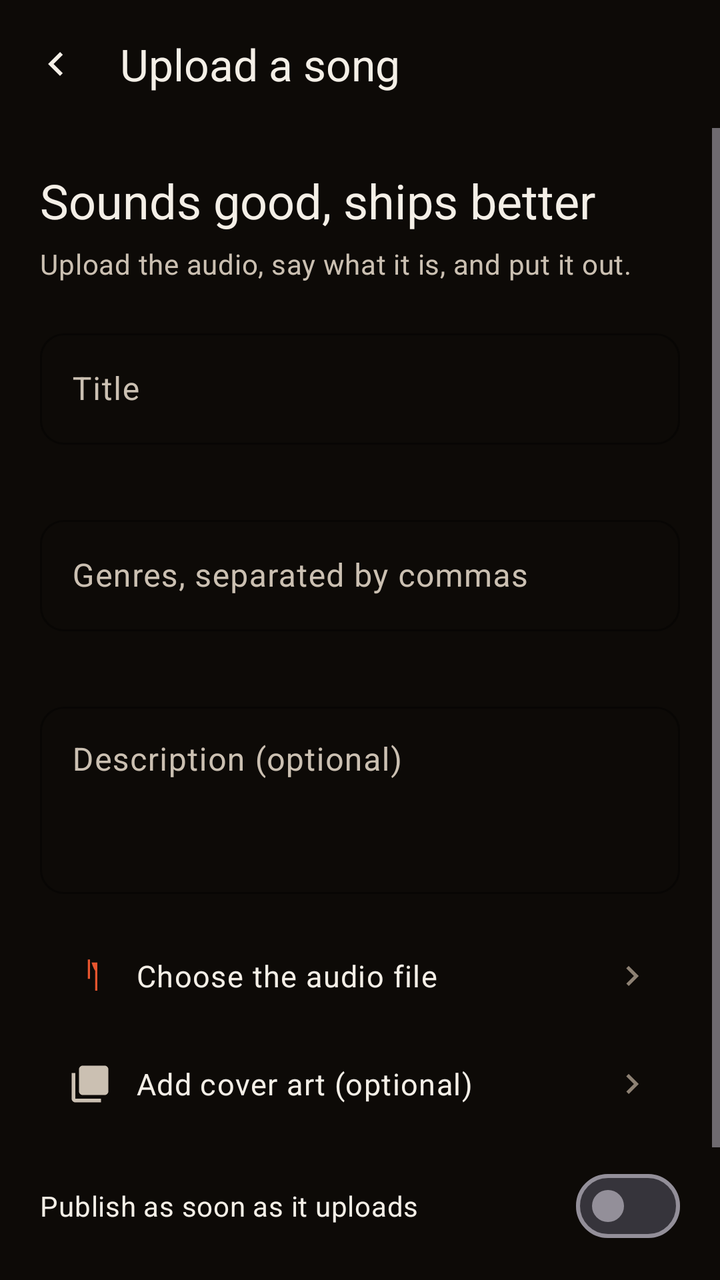
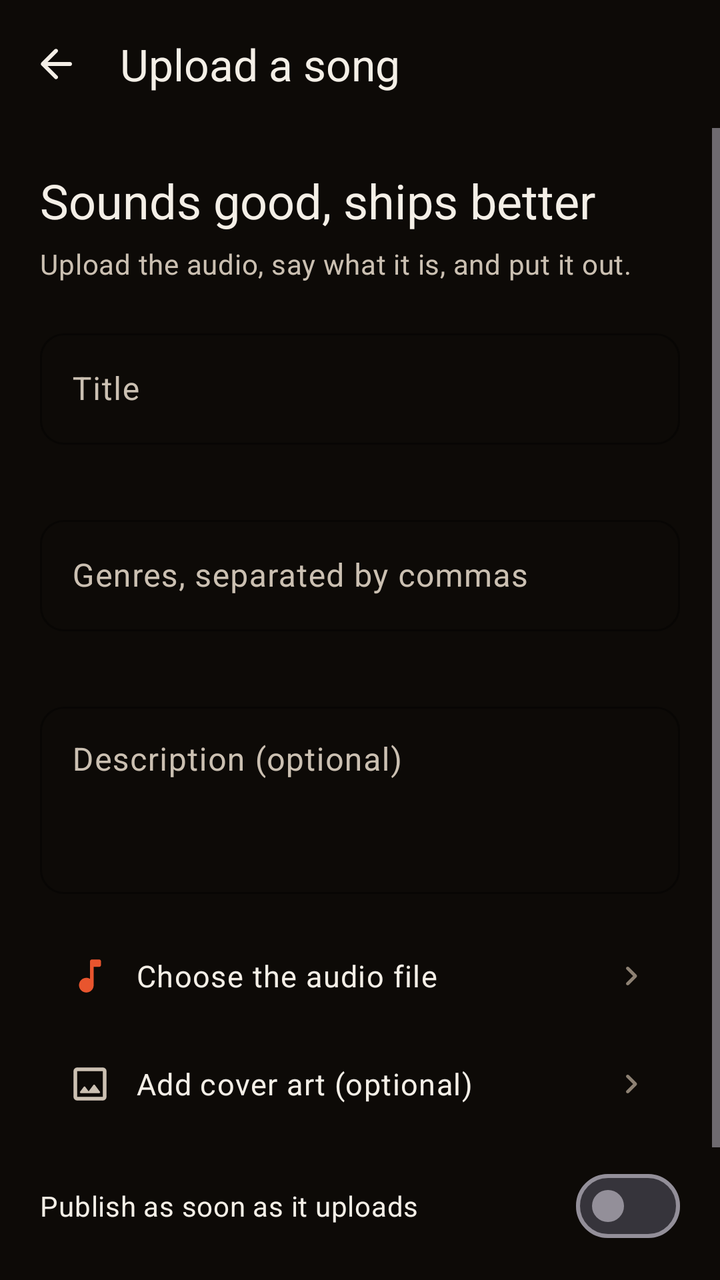

Two renders of the same Android screen: before a commit and after it. Below are the layout's source before the change and the commit's diff.
<!-- AndroidManifest.xml: activity theme Theme.Oru -->
<!-- res/layout/activity_upload.xml -->
<?xml version="1.0" encoding="utf-8"?>
<androidx.coordinatorlayout.widget.CoordinatorLayout
    xmlns:android="http://schemas.android.com/apk/res/android"
    xmlns:app="http://schemas.android.com/apk/res-auto"
    android:layout_width="match_parent"
    android:layout_height="match_parent"
    android:background="@color/paper_deep">

    <com.google.android.material.appbar.AppBarLayout
        android:layout_width="match_parent"
        android:layout_height="wrap_content"
        android:background="@color/paper_deep">

        <com.google.android.material.appbar.MaterialToolbar
            android:id="@+id/toolbar"
            android:layout_width="match_parent"
            android:layout_height="?attr/actionBarSize"
            app:navigationIcon="@drawable/ic_arrow_left"
            app:navigationIconTint="@color/ink"
            app:title="Upload a song"
            app:titleTextColor="@color/ink" />

    </com.google.android.material.appbar.AppBarLayout>

    <ScrollView
        android:layout_width="match_parent"
        android:layout_height="match_parent"
        android:fillViewport="true"
        app:layout_behavior="@string/appbar_scrolling_view_behavior">

        <LinearLayout
            android:layout_width="match_parent"
            android:layout_height="wrap_content"
            android:orientation="vertical"
            android:padding="20dp">

            <TextView
                android:layout_width="match_parent"
                android:layout_height="wrap_content"
                android:text="Sounds good, ships better"
                android:textAppearance="@style/TextAppearance.Oru.Headline"
                android:textColor="@color/ink" />

            <TextView
                android:layout_width="match_parent"
                android:layout_height="wrap_content"
                android:layout_marginTop="6dp"
                android:text="Upload the audio, say what it is, and put it out."
                android:textAppearance="@style/TextAppearance.Oru.BodySoft"
                android:textColor="@color/ink_soft" />

            <com.google.android.material.textfield.TextInputLayout
                android:id="@+id/titleLayout"
                style="@style/Widget.Oru.TextInputLayout"
                android:layout_width="match_parent"
                android:layout_height="wrap_content"
                android:layout_marginTop="20dp"
                android:hint="Title"
                app:errorEnabled="true">

                <com.google.android.material.textfield.TextInputEditText
                    android:id="@+id/titleEditText"
                    android:layout_width="match_parent"
                    android:layout_height="wrap_content"
                    android:inputType="textCapSentences"
                    android:maxLines="1" />

            </com.google.android.material.textfield.TextInputLayout>

            <com.google.android.material.textfield.TextInputLayout
                android:id="@+id/genresLayout"
                style="@style/Widget.Oru.TextInputLayout"
                android:layout_width="match_parent"
                android:layout_height="wrap_content"
                android:layout_marginTop="12dp"
                android:hint="Genres, separated by commas"
                app:errorEnabled="true">

                <com.google.android.material.textfield.TextInputEditText
                    android:id="@+id/genresEditText"
                    android:layout_width="match_parent"
                    android:layout_height="wrap_content"
                    android:inputType="text"
                    android:maxLines="1" />

            </com.google.android.material.textfield.TextInputLayout>

            <com.google.android.material.textfield.TextInputLayout
                android:id="@+id/descriptionLayout"
                style="@style/Widget.Oru.TextInputLayout"
                android:layout_width="match_parent"
                android:layout_height="wrap_content"
                android:layout_marginTop="12dp"
                android:hint="Description (optional)">

                <com.google.android.material.textfield.TextInputEditText
                    android:id="@+id/descriptionEditText"
                    android:layout_width="match_parent"
                    android:layout_height="wrap_content"
                    android:gravity="top"
                    android:inputType="textCapSentences|textMultiLine"
                    android:minLines="3" />

            </com.google.android.material.textfield.TextInputLayout>

            <LinearLayout
                android:id="@+id/audioButton"
                android:layout_width="match_parent"
                android:layout_height="wrap_content"
                android:layout_marginTop="16dp"
                android:background="?attr/selectableItemBackground"
                android:gravity="center_vertical"
                android:orientation="horizontal"
                android:padding="14dp">

                <ImageView
                    android:layout_width="22dp"
                    android:layout_height="22dp"
                    android:contentDescription="@null"
                    android:src="@drawable/ic_music"
                    android:tint="@color/flame" />

                <TextView
                    android:id="@+id/audioText"
                    android:layout_width="0dp"
                    android:layout_height="wrap_content"
                    android:layout_marginStart="12dp"
                    android:layout_weight="1"
                    android:ellipsize="middle"
                    android:maxLines="1"
                    android:text="Choose the audio file"
                    android:textAppearance="@style/TextAppearance.Oru.Body"
                    android:textColor="@color/ink" />

                <ImageView
                    android:layout_width="20dp"
                    android:layout_height="20dp"
                    android:contentDescription="@null"
                    android:src="@drawable/ic_chevron_right"
                    android:tint="@color/ink_faint" />

            </LinearLayout>

            <LinearLayout
                android:id="@+id/coverButton"
                android:layout_width="match_parent"
                android:layout_height="wrap_content"
                android:layout_marginTop="4dp"
                android:background="?attr/selectableItemBackground"
                android:gravity="center_vertical"
                android:orientation="horizontal"
                android:padding="14dp">

                <ImageView
                    android:layout_width="22dp"
                    android:layout_height="22dp"
                    android:contentDescription="@null"
                    android:src="@drawable/ic_library"
                    android:tint="@color/ink_soft" />

                <TextView
                    android:id="@+id/coverText"
                    android:layout_width="0dp"
                    android:layout_height="wrap_content"
                    android:layout_marginStart="12dp"
                    android:layout_weight="1"
                    android:ellipsize="middle"
                    android:maxLines="1"
                    android:text="Add cover art (optional)"
                    android:textAppearance="@style/TextAppearance.Oru.Body"
                    android:textColor="@color/ink" />

                <ImageView
                    android:layout_width="20dp"
                    android:layout_height="20dp"
                    android:contentDescription="@null"
                    android:src="@drawable/ic_chevron_right"
                    android:tint="@color/ink_faint" />

            </LinearLayout>

            <com.google.android.material.materialswitch.MaterialSwitch
                android:id="@+id/publishSwitch"
                android:layout_width="match_parent"
                android:layout_height="wrap_content"
                android:layout_marginTop="12dp"
                android:text="Publish as soon as it uploads"
                android:textColor="@color/ink" />

            <TextView
                android:id="@+id/statusText"
                android:layout_width="match_parent"
                android:layout_height="wrap_content"
                android:layout_marginTop="12dp"
                android:textAppearance="@style/TextAppearance.Oru.BodySoft"
                android:textColor="@color/flame"
                android:visibility="gone" />

            <com.google.android.material.button.MaterialButton
                android:id="@+id/submitButton"
                style="@style/Widget.Oru.Button"
                android:layout_width="match_parent"
                android:layout_height="wrap_content"
                android:layout_marginTop="20dp"
                android:text="Upload" />

            <ProgressBar
                android:id="@+id/progressBar"
                android:layout_width="wrap_content"
                android:layout_height="wrap_content"
                android:layout_gravity="center_horizontal"
                android:layout_marginTop="12dp"
                android:indeterminateTint="@color/flame"
                android:visibility="gone" />

        </LinearLayout>

    </ScrollView>

</androidx.coordinatorlayout.widget.CoordinatorLayout>
<!-- resources referenced by this layout -->
<resources>
  <color name="flame">#E8552E</color>
  <color name="ink">#F4EFE7</color>
  <color name="ink_faint">#8D8173</color>
  <color name="ink_soft">#CBC0B2</color>
  <color name="paper_deep">#0D0A07</color>
  <!-- drawable ic_arrow_left (drawable) -->
  <?xml version="1.0" encoding="utf-8"?>
  <vector xmlns:android="http://schemas.android.com/apk/res/android"
      android:width="24dp"
      android:height="24dp"
      android:viewportWidth="24"
      android:viewportHeight="24">
      <path
          android:fillColor="@color/ink_soft"
          android:pathData="M15.41,7.41L14,6L8,12L14,18L15.41,16.59L10.83,12L15.41,7.41z"/>
  </vector>
  <!-- drawable ic_chevron_right (drawable) -->
  <vector xmlns:android="http://schemas.android.com/apk/res/android"
      android:width="24dp" android:height="24dp"
      android:viewportWidth="24" android:viewportHeight="24">
      <path android:fillColor="@color/ink_faint"
          android:pathData="M10,6L8.59,7.41 13.17,12l-4.58,4.59L10,18l6,-6z"/>
  </vector>
  <!-- drawable ic_library (drawable) -->
  <vector xmlns:android="http://schemas.android.com/apk/res/android"
      android:width="24dp" android:height="24dp"
      android:viewportWidth="24" android:viewportHeight="24">
      <path android:fillColor="@color/ink_soft"
          android:pathData="M4,6H2v14c0,1.1 0.9,2 2,2h14v-2H4V6zM20,2H8c-1.1,0 -2,0.9 -2,2v12c0,1.1 0.9,2 2,2h12c1.1,0 2,-0.9 2,-2V4c0,-1.1 -0.9,-2 -2,-2zM14,10c0,-1.1 -0.9,-2 -2,-2s-2,0.9 -2,2 0.9,2 2,2 2,-0.9 2,-2z"/>
  </vector>
  <!-- drawable ic_music (drawable) -->
  <vector xmlns:android="http://schemas.android.com/apk/res/android"
      android:width="24dp" android:height="24dp"
      android:viewportWidth="24" android:viewportHeight="24">
      <path android:fillColor="@color/flame"
          android:pathData="M12,3v10.55c-.59,0 -1.15,0 -1.15,0V3s4.01,0 4.01,0
              4.01,0 4.01,0V3M12,20c4.01,0 4.01,0 4.01,0V8.55c0,0 0,0 -1.15,0
              V20M16,4.63c0,0 -1.62,0 -3.12,0c0,0 1.5,5.37 3.12,5.37zM12,14.63z"/>
  </vector>
  <style name="TextAppearance.Oru.Body" parent="TextAppearance.Material3.BodyLarge">
          <item name="android:textSize">15sp</item>
          <item name="android:textColor">@color/ink</item>
      </style>
  <style name="TextAppearance.Oru.BodySoft" parent="TextAppearance.Material3.BodyMedium">
          <item name="android:textSize">14sp</item>
          <item name="android:textColor">@color/ink_soft</item>
      </style>
  <style name="TextAppearance.Oru.Headline" parent="TextAppearance.Material3.HeadlineMedium">
          <item name="android:textSize">24sp</item>
          <item name="android:textColor">@color/ink</item>
      </style>
  <style name="Widget.Oru.Button" parent="Widget.Material3.Button">
          <item name="backgroundTint">@color/flame</item>
          <item name="android:textColor">@color/night</item>
          <item name="android:textAllCaps">false</item>
          <item name="cornerRadius">12dp</item>
      </style>
  <color name="night">#0D0A07</color>
  <color name="paper">#17120E</color>
  <color name="card">#211A14</color>
  <color name="card_hi">#2C231B</color>
  <color name="flame_ink">#FF6A44</color>
  <color name="flame_soft">#29140E</color>
  <!-- unchanged entries left out for length: 2 -->
</resources>

<!-- the commit's change to res/layout/activity_upload.xml (unified diff, before → after) -->
@@ -155,7 +155,7 @@
                     android:layout_width="22dp"
                     android:layout_height="22dp"
                     android:contentDescription="@null"
-                    android:src="@drawable/ic_library"
+                    android:src="@drawable/ic_image"
                     android:tint="@color/ink_soft" />
 
                 <TextView
<!-- resource entries referenced after the edit -->
@@ -8,36 +8,46 @@
   <!-- drawable ic_arrow_left (drawable) -->
   <?xml version="1.0" encoding="utf-8"?>
   <vector xmlns:android="http://schemas.android.com/apk/res/android"
-      android:width="24dp"
-      android:height="24dp"
-      android:viewportWidth="24"
-      android:viewportHeight="24">
-      <path
-          android:fillColor="@color/ink_soft"
-          android:pathData="M15.41,7.41L14,6L8,12L14,18L15.41,16.59L10.83,12L15.41,7.41z"/>
+      android:width="24dp" android:height="24dp"
+      android:viewportWidth="960" android:viewportHeight="960">
+      <group android:translateY="960">
+          <path
+              android:fillColor="@color/ink_soft"
+              android:pathData="m313-440 196 196q12 12 11.5 28T508-188q-12 11-28 11.5T452-188L188-452q-6-6-8.5-13t-2.5-15q0-8 2.5-15t8.5-13l264-264q11-11 27.5-11t28.5 11q12 12 12 28.5T508-715L313-520h447q17 0 28.5 11.5T800-480q0 17-11.5 28.5T760-440H313Z" />
+      </group>
   </vector>
   <!-- drawable ic_chevron_right (drawable) -->
+  <?xml version="1.0" encoding="utf-8"?>
   <vector xmlns:android="http://schemas.android.com/apk/res/android"
       android:width="24dp" android:height="24dp"
-      android:viewportWidth="24" android:viewportHeight="24">
-      <path android:fillColor="@color/ink_faint"
-          android:pathData="M10,6L8.59,7.41 13.17,12l-4.58,4.59L10,18l6,-6z"/>
+      android:viewportWidth="960" android:viewportHeight="960">
+      <group android:translateY="960">
+          <path
+              android:fillColor="@color/ink_soft"
+              android:pathData="M504-480 348-636q-11-11-11-28t11-28q11-11 28-11t28 11l184 184q6 6 8.5 13t2.5 15q0 8-2.5 15t-8.5 13L404-268q-11 11-28 11t-28-11q-11-11-11-28t11-28l156-156Z" />
+      </group>
   </vector>
-  <!-- drawable ic_library (drawable) -->
+  <!-- drawable ic_image (drawable) -->
+  <?xml version="1.0" encoding="utf-8"?>
   <vector xmlns:android="http://schemas.android.com/apk/res/android"
       android:width="24dp" android:height="24dp"
-      android:viewportWidth="24" android:viewportHeight="24">
-      <path android:fillColor="@color/ink_soft"
-          android:pathData="M4,6H2v14c0,1.1 0.9,2 2,2h14v-2H4V6zM20,2H8c-1.1,0 -2,0.9 -2,2v12c0,1.1 0.9,2 2,2h12c1.1,0 2,-0.9 2,-2V4c0,-1.1 -0.9,-2 -2,-2zM14,10c0,-1.1 -0.9,-2 -2,-2s-2,0.9 -2,2 0.9,2 2,2 2,-0.9 2,-2z"/>
+      android:viewportWidth="960" android:viewportHeight="960">
+      <group android:translateY="960">
+          <path
+              android:fillColor="@color/ink_soft"
+              android:pathData="M200-120q-33 0-56.5-23.5T120-200v-560q0-33 23.5-56.5T200-840h560q33 0 56.5 23.5T840-760v560q0 33-23.5 56.5T760-120H200Zm0-80h560v-560H200v560Zm0 0v-560 560Zm80-80h400q12 0 18-11t-2-21L586-459q-6-8-16-8t-16 8L450-320l-74-99q-6-8-16-8t-16 8l-80 107q-8 10-2 21t18 11Z" />
+      </group>
   </vector>
   <!-- drawable ic_music (drawable) -->
+  <?xml version="1.0" encoding="utf-8"?>
   <vector xmlns:android="http://schemas.android.com/apk/res/android"
       android:width="24dp" android:height="24dp"
-      android:viewportWidth="24" android:viewportHeight="24">
-      <path android:fillColor="@color/flame"
-          android:pathData="M12,3v10.55c-.59,0 -1.15,0 -1.15,0V3s4.01,0 4.01,0
-              4.01,0 4.01,0V3M12,20c4.01,0 4.01,0 4.01,0V8.55c0,0 0,0 -1.15,0
-              V20M16,4.63c0,0 -1.62,0 -3.12,0c0,0 1.5,5.37 3.12,5.37zM12,14.63z"/>
+      android:viewportWidth="960" android:viewportHeight="960">
+      <group android:translateY="960">
+          <path
+              android:fillColor="@color/ink_soft"
+              android:pathData="M400-120q-66 0-113-47t-47-113q0-66 47-113t113-47q23 0 42.5 5.5T480-418v-382q0-17 11.5-28.5T520-840h160q17 0 28.5 11.5T720-800v80q0 17-11.5 28.5T680-680H560v400q0 66-47 113t-113 47Z" />
+      </group>
   </vector>
   <style name="TextAppearance.Oru.Body" parent="TextAppearance.Material3.BodyLarge">
           <item name="android:textSize">15sp</item>
